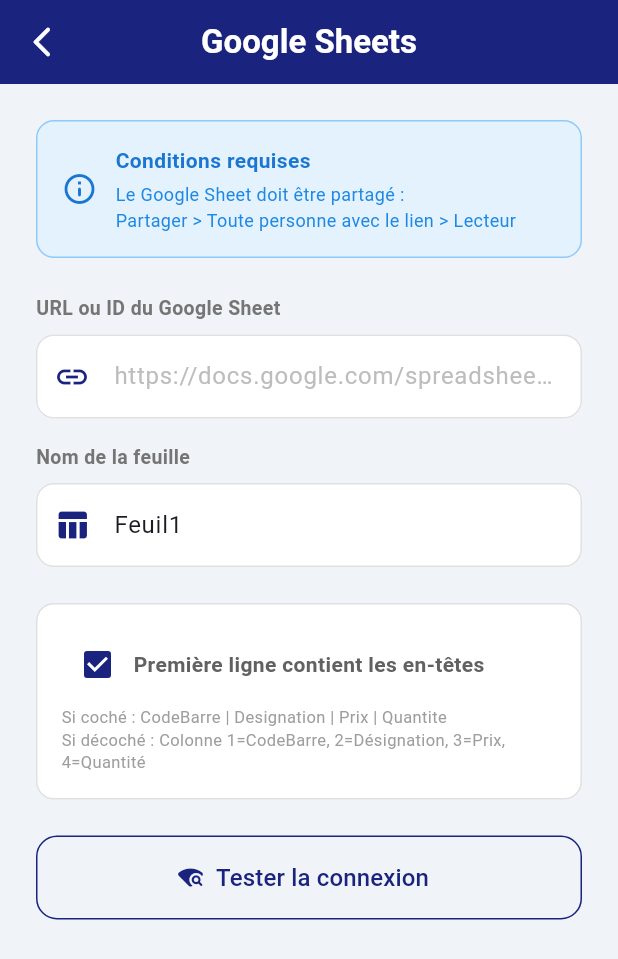
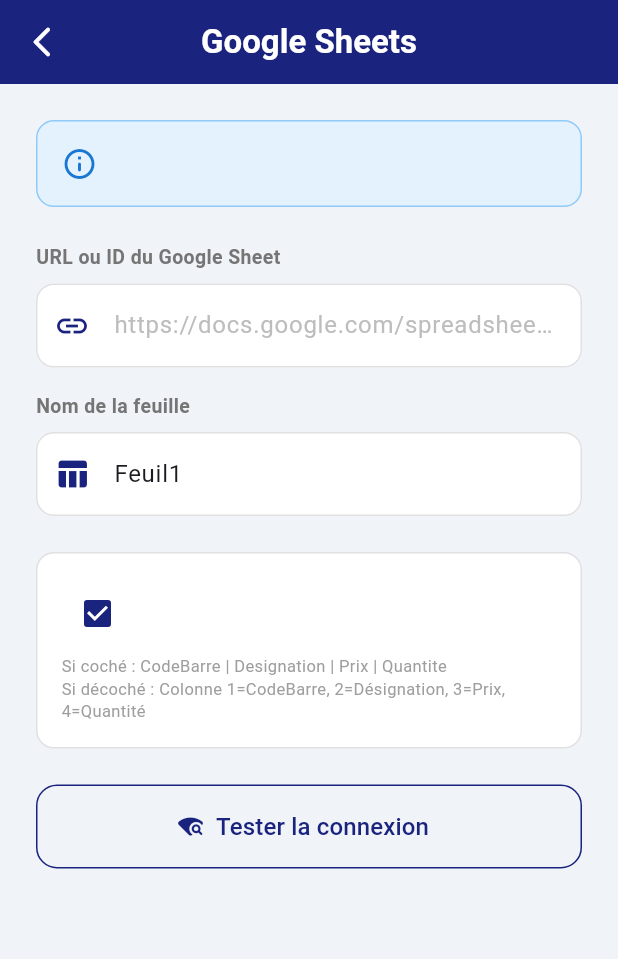
Before and after one commit to aissaboukr-hub/stock_consultation, a Flutter app: the GoogleSheetsScreen screen opened directly, on a phone screen of 412 x 824 dp. Shown: the top 959 px of the screen. Run offline on Flutter 3.47's test engine with Material 3 defaults, Android fonts, the light colour scheme and no system bars; our stand-ins replace file_picker, shared_preferences; missing offline and left inert: excel, mobile_scanner; accounts and stored records are empty.

Commit message:
Mise à jour du projet

```diff
--- a/lib/screens/google_sheets_screen.dart
+++ b/lib/screens/google_sheets_screen.dart
@@ -172,26 +172,7 @@
                   Expanded(
                     child: Column(
                       crossAxisAlignment: CrossAxisAlignment.start,
-                      children: [
-                        Text(
-                          'Conditions requises',
-                          style: TextStyle(
-                            fontWeight: FontWeight.w600,
-                            fontSize: 14,
-                            color: Colors.blue.shade700,
-                          ),
-                        ),
-                        const SizedBox(height: 4),
-                        Text(
-                          'Le Google Sheet doit être partagé :\n'
-                          'Partager > Toute personne avec le lien > Lecteur',
-                          style: TextStyle(
-                            fontSize: 12,
-                            color: Colors.blue.shade600,
-                            height: 1.4,
-                          ),
-                        ),
-                      ],
+
                     ),
                   ),
                 ],
@@ -302,16 +283,7 @@
                         },
                         activeColor: const Color(0xFF1A237E),
                       ),
-                      Expanded(
-                        child: Text(
-                          'Première ligne contient les en-têtes',
-                          style: TextStyle(
-                            fontSize: 14,
-                            fontWeight: FontWeight.w600,
-                            color: Colors.grey.shade700,
-                          ),
-                        ),
-                      ),
+
                     ],
                   ),
                   const SizedBox(height: 4),
@@ -367,36 +339,7 @@
                   borderRadius: BorderRadius.circular(10),
                   border: Border.all(color: Colors.yellow.shade300),
                 ),
-                child: Column(
-                  crossAxisAlignment: CrossAxisAlignment.start,
-                  children: [
-                    Text(
-                      'En-têtes détectées dans la première ligne :',
-                      style: TextStyle(
-                        fontSize: 12,
-                        fontWeight: FontWeight.w600,
-                        color: Colors.brown.shade700,
-                      ),
-                    ),
-                    const SizedBox(height: 8),
-                    Wrap(
-                      spacing: 8,
-                      runSpacing: 8,
-                      children: _detectedHeaders!
-                          .take(4)
-                          .map((header) => Chip(
-                                label: Text(
-                                  header.length > 20
-                                      ? '${header.substring(0, 20)}...'
-                                      : header,
-                                  style: const TextStyle(fontSize: 10),
-                                ),
-                                backgroundColor: Colors.white,
-                              ))
-                          .toList(),
-                    ),
-                  ],
-                ),
+
               ),
             ],
 
```
